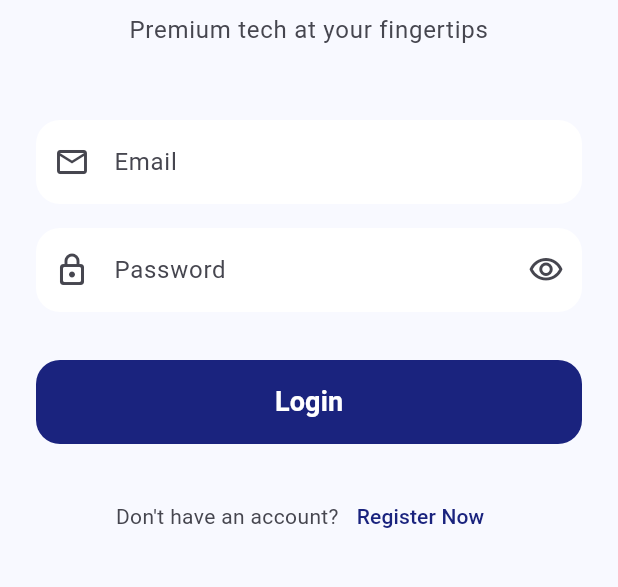
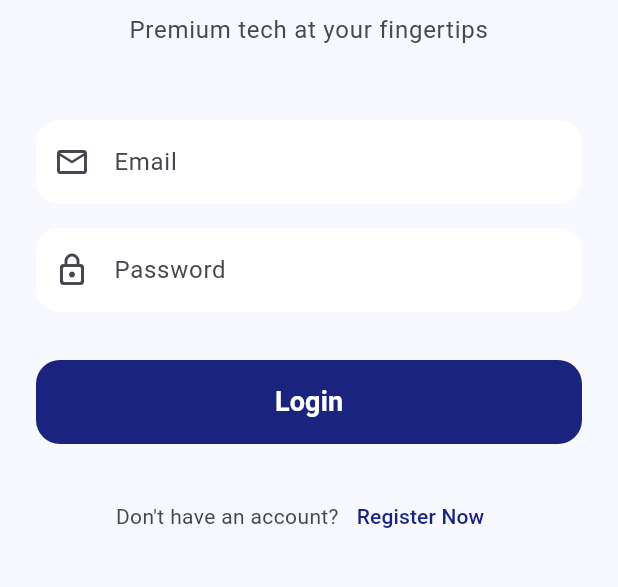
Before and after one commit to ramiru-nonis/mad-_assignment_1, a Flutter app: the screen it shows after launch, on a phone screen of 412 x 824 dp, the part 453-1040 px from its top. Run offline on Flutter 3.47's test engine with Material 3 defaults, Android fonts, the phone set to English and light mode, and no system bars; our stand-ins replace cached_network_image, google_fonts, shimmer.

Commit message:
Fix the login page

```diff
--- a/lib/screens/login_screen.dart
+++ b/lib/screens/login_screen.dart
@@ -12,7 +12,7 @@ class LoginScreen extends StatefulWidget {
 }
 
 class _LoginScreenState extends State<LoginScreen> {
-  bool _obscurePassword = true;
+
 
   @override
   Widget build(BuildContext context) {
@@ -72,23 +72,13 @@ class _LoginScreenState extends State<LoginScreen> {
                 ),
                 const SizedBox(height: 16),
                 TextFormField(
-                  obscureText: _obscurePassword,
+                  obscureText: false,
                   decoration: InputDecoration(
                     labelText: 'Password',
                     hintText: 'Enter your password',
                     prefixIcon: const Icon(Icons.lock_outline_rounded),
                     filled: true,
                     fillColor: Theme.of(context).colorScheme.surfaceContainerLow,
-                    suffixIcon: IconButton(
-                      icon: Icon(
-                        _obscurePassword ? Icons.visibility_outlined : Icons.visibility_off_outlined,
-                      ),
-                      onPressed: () {
-                        setState(() {
-                          _obscurePassword = !_obscurePassword;
-                        });
-                      },
-                    ),
                     border: OutlineInputBorder(
                       borderRadius: BorderRadius.circular(16),
                       borderSide: BorderSide.none,
```
